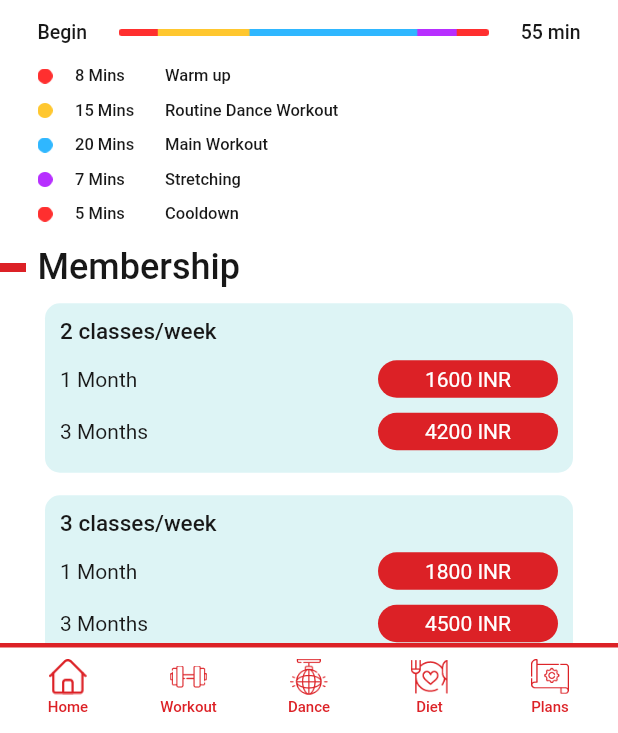
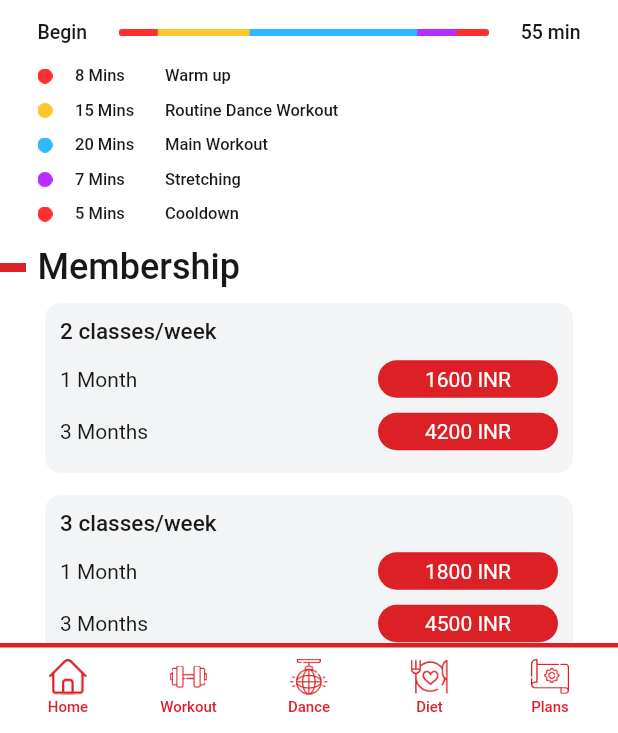
Before and after one commit to samflab/Fitility-OpenSource, a Flutter app: the PlansZumba screen opened directly, on a phone screen of 412 x 824 dp, the part 503-1236 px from its top. Run offline on Flutter 3.47's test engine with Material 2 defaults, Android fonts, the phone set to English and light mode, and no system bars; our stand-ins replace carousel_pro, cloud_firestore, firebase_auth, fluttertoast, google_sign_in, progress_dialog and 1 more; missing offline and left inert: auro_avatar; accounts and stored records are empty.

Commit message:
UI changes

```diff
--- a/lib/screens/plans_dance.dart
+++ b/lib/screens/plans_dance.dart
@@ -191,7 +191,7 @@ class _PlansDanceState extends State<PlansDance> {
                 padding: EdgeInsets.all(10.0),
                 width: MediaQuery.of(context).size.width,
                 decoration: BoxDecoration(
-                  color: Color(0xffceeff1).withOpacity(0.7),
+                  color: Color(0xFFECEFF1).withOpacity(0.7),
                   borderRadius: BorderRadius.circular(10.0),
                 ),
                 child: Column(
@@ -226,7 +226,7 @@ class _PlansDanceState extends State<PlansDance> {
                 padding: EdgeInsets.all(10.0),
                 width: MediaQuery.of(context).size.width,
                 decoration: BoxDecoration(
-                  color: Color(0xffceeff1).withOpacity(0.7),
+                  color: Color(0xFFECEFF1).withOpacity(0.7),
                   borderRadius: BorderRadius.circular(10.0),
                 ),
                 child: Column(
@@ -261,7 +261,7 @@ class _PlansDanceState extends State<PlansDance> {
                 padding: EdgeInsets.all(10.0),
                 width: MediaQuery.of(context).size.width,
                 decoration: BoxDecoration(
-                  color: Color(0xffceeff1).withOpacity(0.7),
+                  color: Color(0xFFECEFF1).withOpacity(0.7),
                   borderRadius: BorderRadius.circular(10.0),
                 ),
                 child: Column(
--- a/lib/screens/plans_zumba.dart
+++ b/lib/screens/plans_zumba.dart
@@ -203,7 +203,7 @@ class _PlansZumbaState extends State<PlansZumba> {
                 padding: EdgeInsets.all(10.0),
                 width: MediaQuery.of(context).size.width,
                 decoration: BoxDecoration(
-                  color: Color(0xffceeff1).withOpacity(0.7),
+                  color: Color(0xFFECEFF1).withOpacity(0.7),
                   borderRadius: BorderRadius.circular(10.0),
                 ),
                 child: Column(
@@ -238,7 +238,7 @@ class _PlansZumbaState extends State<PlansZumba> {
                 padding: EdgeInsets.all(10.0),
                 width: MediaQuery.of(context).size.width,
                 decoration: BoxDecoration(
-                  color: Color(0xffceeff1).withOpacity(0.7),
+                  color: Color(0xFFECEFF1).withOpacity(0.7),
                   borderRadius: BorderRadius.circular(10.0),
                 ),
                 child: Column(
@@ -273,7 +273,7 @@ class _PlansZumbaState extends State<PlansZumba> {
                 padding: EdgeInsets.all(10.0),
                 width: MediaQuery.of(context).size.width,
                 decoration: BoxDecoration(
-                  color: Color(0xffceeff1).withOpacity(0.7),
+                  color: Color(0xFFECEFF1).withOpacity(0.7),
                   borderRadius: BorderRadius.circular(10.0),
                 ),
                 child: Column(
@@ -312,7 +312,7 @@ class _PlansZumbaState extends State<PlansZumba> {
                 padding: EdgeInsets.all(10.0),
                 width: MediaQuery.of(context).size.width,
                 decoration: BoxDecoration(
-                  color: Color(0xffceeff1).withOpacity(0.7),
+                  color: Color(0xFFECEFF1).withOpacity(0.7),
                   borderRadius: BorderRadius.circular(10.0),
                 ),
                 child: Column(
@@ -351,7 +351,7 @@ class _PlansZumbaState extends State<PlansZumba> {
                 padding: EdgeInsets.all(10.0),
                 width: MediaQuery.of(context).size.width,
                 decoration: BoxDecoration(
-                  color: Color(0xffceeff1).withOpacity(0.7),
+                  color: Color(0xFFECEFF1).withOpacity(0.7),
                   borderRadius: BorderRadius.circular(10.0),
                 ),
                 child: Column(
--- a/lib/screens/workout.dart
+++ b/lib/screens/workout.dart
@@ -308,7 +308,7 @@ class CategoryTile extends StatelessWidget {
       width: MediaQuery.of(context).size.width / 4,
       margin: EdgeInsets.only(left: 5.0, right: 5.0, bottom: 10.0),
       decoration: BoxDecoration(
-        color: isActive ? Color(0xffdc2126) : Colors.white,
+        color: isActive ? Color(0xffdc2126) : Color(0xffeceff1),
         borderRadius: BorderRadius.circular(5.0),
         boxShadow: [
           BoxShadow(
--- a/pubspec.yaml
+++ b/pubspec.yaml
@@ -21,6 +21,7 @@ dependencies:
   auto_size_text:
   carousel_pro: ^1.0.0
   fluttertoast: ^7.1.6
+  auro_avatar:
 
 
 
```
Also changed, not shown: lib/screens/settingspage.dart (+45 -44 lines), pubspec.lock.
